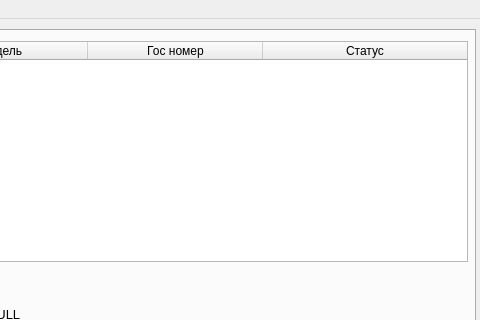
Above: ui/mainwin.ui from Tr0ub1e/Izbushka before the change; both pictures show x 575 to 1055 and y 0 to 320 of the 1055 by 739 pixel window. Below: the same form after it.
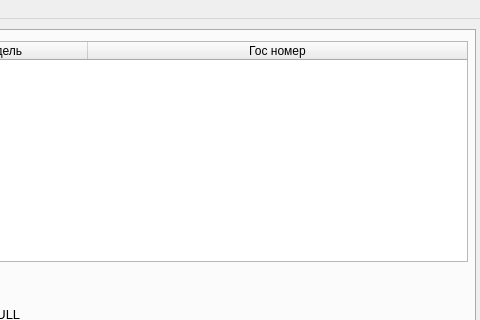
That is the form after the change.

```diff
--- a/ui/mainwin.ui
+++ b/ui/mainwin.ui
@@ -269,11 +269,6 @@
         <string>Гос номер</string>
        </property>
       </column>
-      <column>
-       <property name="text">
-        <string>Статус</string>
-       </property>
-      </column>
      </widget>
      <widget class="QPushButton" name="addZakaz">
       <property name="geometry">
```
